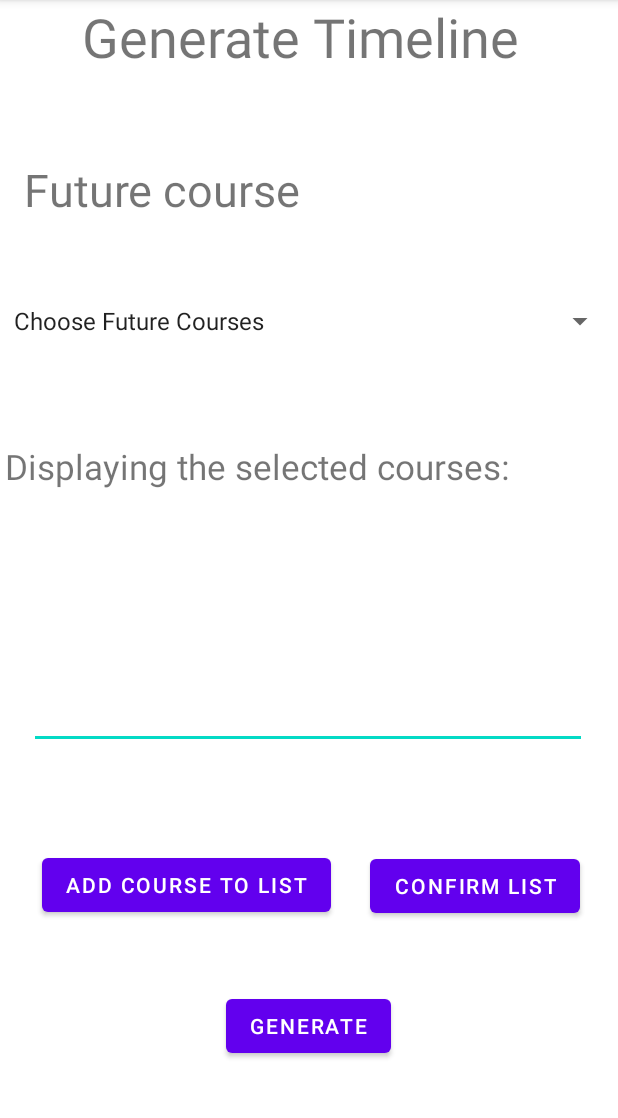
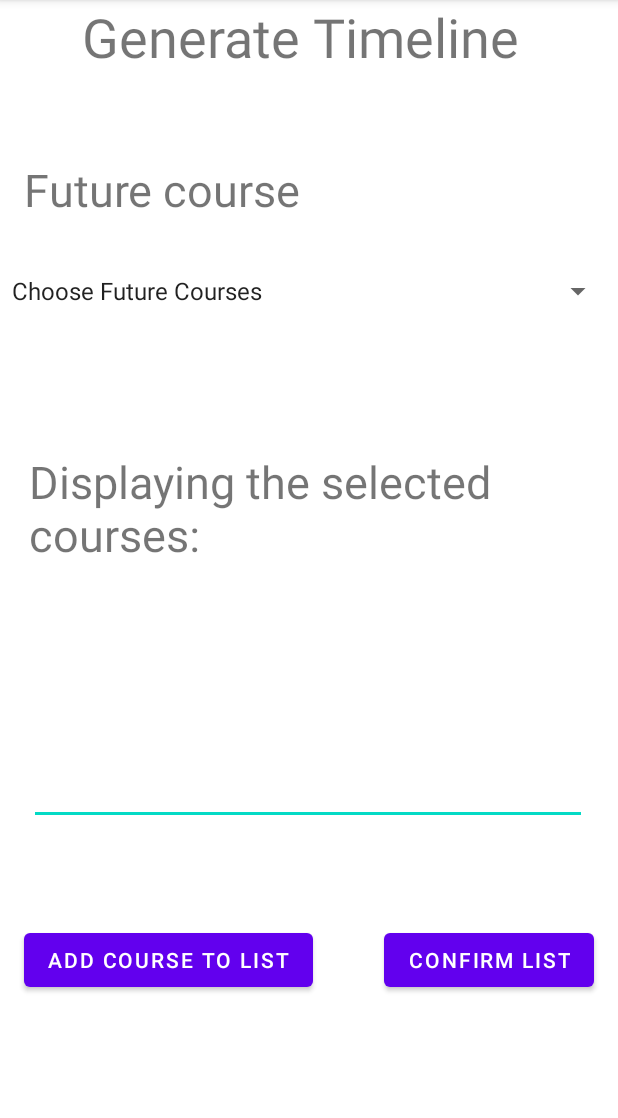
Before and after one commit to aks-456/b07-project, an Android app: the GenerateCourseStudent screen opened directly, with no data from a screen before it, on a phone screen of 412 x 824 dp, the part 84-1202 px from its top. Run offline under Robolectric (Android 15) with nearby library versions, the phone set to English and light mode, and no system bars; our stand-ins replace Firebase (no records; nobody signed in at launch, a user with empty details on screens opened directly).

Commit message:
Generate course intent change

```diff
--- a/B07Project/app/src/main/java/com/example/b07project/AddtakencrsActivity.java
+++ b/B07Project/app/src/main/java/com/example/b07project/AddtakencrsActivity.java
@@ -31,12 +31,9 @@ public class AddtakencrsActivity extends AppCompatActivity {
 
         FirebaseUser ud = FirebaseAuth.getInstance().getCurrentUser();
         String userid = ud.getUid();
-<<<<<<< Updated upstream
         ref = database.getReference("students").child(userid).child("taken_courses");
-=======
 //        String userid = "101";
         ref = database.getReference("students").child(userid).child("takenCourse");
->>>>>>> Stashed changes
 
 
         editTextcode = (EditText) findViewById(R.id.edTxtCode);
--- a/B07Project/app/src/main/res/layout/activity_display_taken_course.xml
+++ b/B07Project/app/src/main/res/layout/activity_display_taken_course.xml
@@ -29,6 +29,7 @@
         app:layout_constraintHorizontal_bias="0.0"
         app:layout_constraintStart_toStartOf="@+id/dtc_title"
         app:layout_constraintTop_toBottomOf="@+id/dtc_title"
+        android:background="@drawable/background_list_view"
         app:layout_constraintVertical_bias="0.057" />
 
     <Button
--- a/B07Project/app/src/main/res/layout/activity_generate_course_student.xml
+++ b/B07Project/app/src/main/res/layout/activity_generate_course_student.xml
@@ -22,12 +22,12 @@
         android:id="@+id/addfubutton"
         android:layout_width="wrap_content"
         android:layout_height="wrap_content"
-        android:layout_marginStart="28dp"
+        android:layout_marginStart="16dp"
         android:text="Add course to list"
         app:layout_constraintBottom_toBottomOf="parent"
         app:layout_constraintStart_toStartOf="parent"
         app:layout_constraintTop_toBottomOf="@+id/textView"
-        app:layout_constraintVertical_bias="0.766" />
+        app:layout_constraintVertical_bias="0.842" />
 
     <TextView
         android:id="@+id/textView5"
@@ -43,40 +43,30 @@
         app:layout_constraintTop_toBottomOf="@+id/textView"
         app:layout_constraintVertical_bias="0.0" />
 
-    <Button
-        android:id="@+id/button3"
-        android:layout_width="wrap_content"
-        android:layout_height="wrap_content"
-        android:layout_marginBottom="60dp"
-        android:text="Generate"
-        app:layout_constraintBottom_toBottomOf="parent"
-        app:layout_constraintEnd_toEndOf="parent"
-        app:layout_constraintHorizontal_bias="0.498"
-        app:layout_constraintStart_toStartOf="parent"
-        app:layout_constraintTop_toBottomOf="@+id/button" />
-
     <Spinner
         android:id="@+id/spinnerfuture"
         android:layout_width="409dp"
         android:layout_height="wrap_content"
-        android:layout_marginTop="140dp"
-        app:layout_constraintBottom_toTopOf="@+id/button"
+        android:layout_marginTop="120dp"
+        app:layout_constraintBottom_toBottomOf="parent"
         app:layout_constraintEnd_toEndOf="parent"
+        app:layout_constraintHorizontal_bias="0.0"
         app:layout_constraintStart_toStartOf="parent"
-        app:layout_constraintTop_toBottomOf="@+id/textView" />
+        app:layout_constraintTop_toBottomOf="@+id/textView"
+        app:layout_constraintVertical_bias="0.0" />
 
     <TextView
         android:id="@+id/textView2"
         android:layout_width="337dp"
-        android:layout_height="30dp"
+        android:layout_height="wrap_content"
         android:text="Displaying the selected courses:"
-        android:textSize="23sp"
+        android:textSize="30sp"
         app:layout_constraintBottom_toTopOf="@+id/addfubutton"
         app:layout_constraintEnd_toEndOf="parent"
-        app:layout_constraintHorizontal_bias="0.044"
+        app:layout_constraintHorizontal_bias="0.256"
         app:layout_constraintStart_toStartOf="parent"
         app:layout_constraintTop_toBottomOf="@+id/textView5"
-        app:layout_constraintVertical_bias="0.382" />
+        app:layout_constraintVertical_bias="0.392" />
 
     <EditText
         android:id="@+id/displaytext"
@@ -99,7 +89,8 @@
         android:text="Confirm list"
         app:layout_constraintBottom_toBottomOf="parent"
         app:layout_constraintEnd_toEndOf="parent"
+        app:layout_constraintHorizontal_bias="0.746"
         app:layout_constraintStart_toEndOf="@+id/addfubutton"
         app:layout_constraintTop_toTopOf="parent"
-        app:layout_constraintVertical_bias="0.787" />
+        app:layout_constraintVertical_bias="0.856" />
 </androidx.constraintlayout.widget.ConstraintLayout>
```
Also changed, not shown: B07Project/app/src/main/java/com/example/b07project/DisplayTakenCourseActivity.java (+0 -10 lines), B07Project/app/src/main/java/com/example/b07project/GenerateCourseStudent.java (+21 -16 lines).
